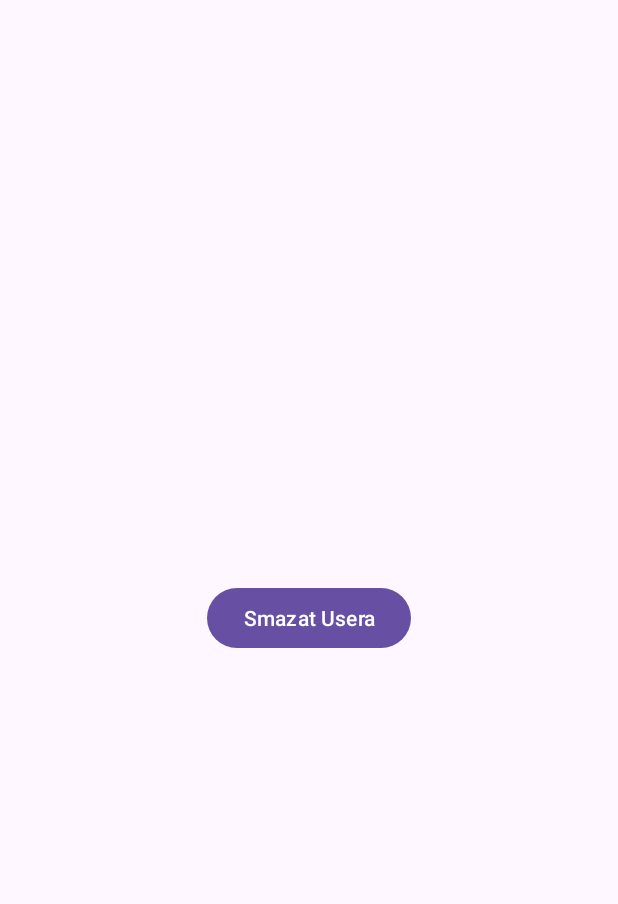
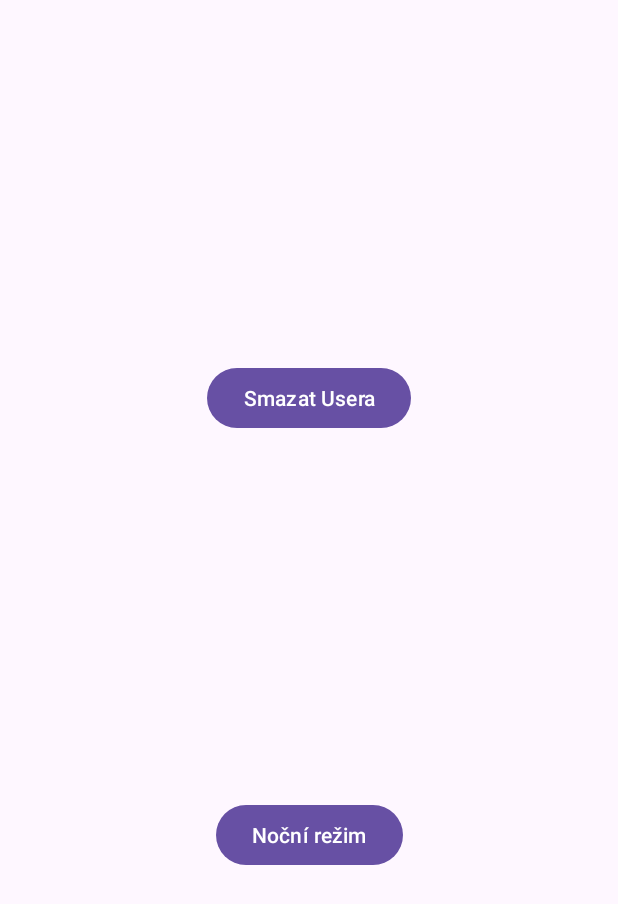
Before and after one commit to FrantaM4/UMTEProject2, an Android app: the screen it shows after launch (SettingsActivity), after a tap on "Nastavení", on a phone screen of 412 x 824 dp. Shown: the top 904 px of the screen. Run offline under Robolectric (Android 15) with nearby library versions, the phone set to English and light mode, and no system bars; our stand-ins replace Firebase (no records; nobody signed in at launch, a user with empty details on screens opened directly).

Commit message:
vareni spaget - beta verze - vše funkční, zbývá upravit design

```diff
--- a/app/src/main/java/cz/uhk/quicksellapp2/MainActivity.kt
+++ b/app/src/main/java/cz/uhk/quicksellapp2/MainActivity.kt
@@ -39,7 +39,7 @@ class MainActivity : AppCompatActivity() {
 
         //lokalni db -> porovnani lokalnich dat s cloudem
         val sharedPreferences = getSharedPreferences("MyPrefs", Context.MODE_PRIVATE)
-        val registeredBool = sharedPreferences.getBoolean("registeredBool", false)
+        var registeredBool = sharedPreferences.getBoolean("registeredBool", false)
         val usernameString= sharedPreferences.getString("textUsername", "Nezaregistrovaný uživatel")
         val textUsername = findViewById<TextView>(R.id.UsernameView)
         val btnLaunch = findViewById<Button>(R.id.buttonLaunch)
@@ -65,9 +65,9 @@ class MainActivity : AppCompatActivity() {
                     else{
                         textUsername.text = "Nezaregistrovaný uživatel"
                         val editor = sharedPreferences.edit()
-
                         editor.putString("textUsername","Nezaregistrovaný uživatel")
                         editor.putBoolean("registeredBool",false)
+                        registeredBool = false
                         editor.apply()
                     }
 
--- a/app/src/main/res/layout/activity_settings.xml
+++ b/app/src/main/res/layout/activity_settings.xml
@@ -14,8 +14,19 @@
         android:text="Smazat Usera"
         app:layout_constraintBottom_toBottomOf="parent"
         app:layout_constraintEnd_toEndOf="parent"
+        app:layout_constraintStart_toStartOf="parent"
+        app:layout_constraintTop_toTopOf="parent"
+        app:layout_constraintVertical_bias="0.311" />
+
+    <Button
+        android:id="@+id/buttonDarkmode"
+        android:layout_width="wrap_content"
+        android:layout_height="wrap_content"
+        android:text="Noční režim"
+        app:layout_constraintBottom_toBottomOf="parent"
+        app:layout_constraintEnd_toEndOf="parent"
         app:layout_constraintHorizontal_bias="0.5"
         app:layout_constraintStart_toStartOf="parent"
-        app:layout_constraintTop_toTopOf="parent"
+        app:layout_constraintTop_toBottomOf="@+id/buttonResetName"
         app:layout_constraintVertical_bias="0.5" />
 </androidx.constraintlayout.widget.ConstraintLayout>
```
Also changed, not shown: app/src/main/java/cz/uhk/quicksellapp2/AddActivity.kt (+22 -2 lines), app/src/main/java/cz/uhk/quicksellapp2/DealViewActivity.kt (+2 -11 lines), app/src/main/java/cz/uhk/quicksellapp2/RegisterActivity.kt (+16 -2 lines), app/src/main/java/cz/uhk/quicksellapp2/SettingsActivity.kt (+35 -4 lines).
